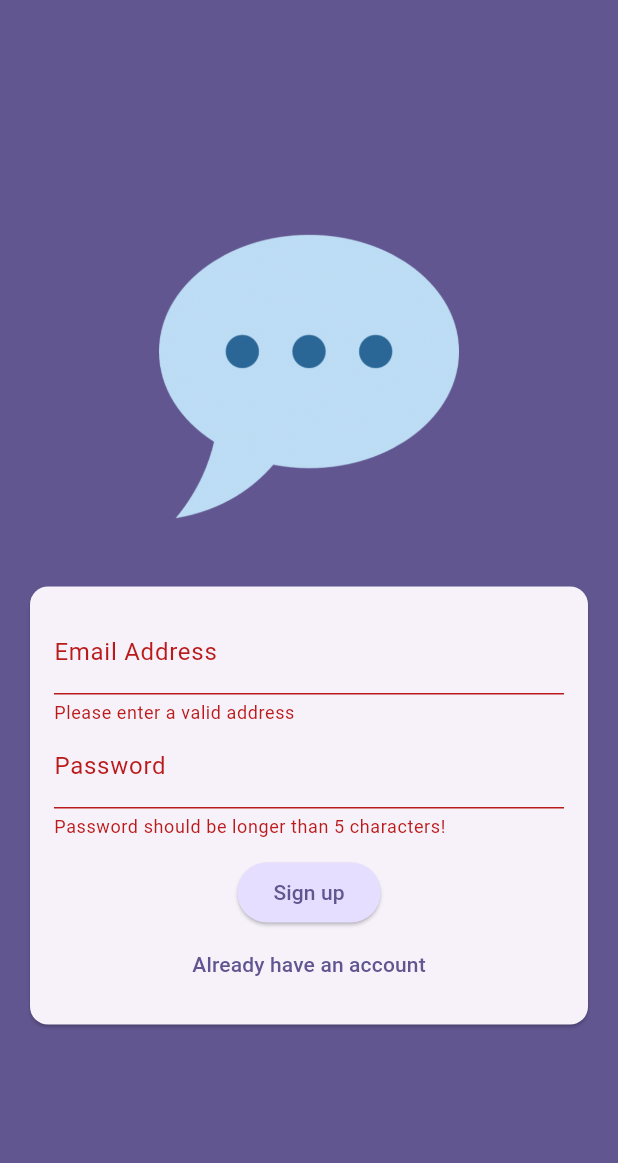
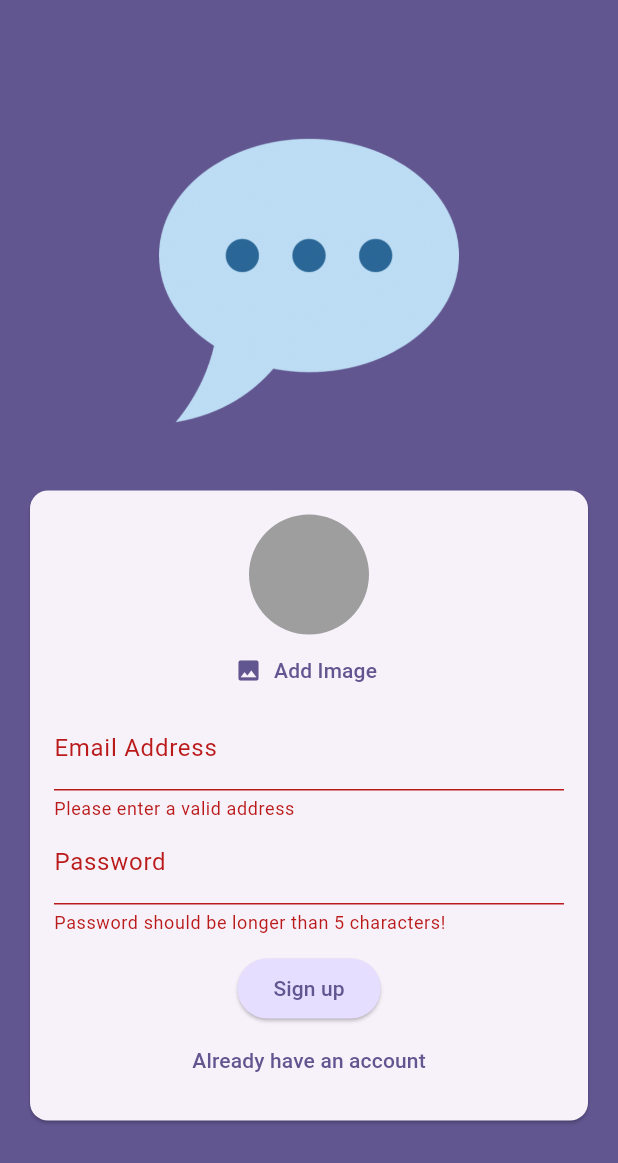
Before and after one commit to vetonmilaimi/flutter_chat_app, a Flutter app: the screen it shows after launch, after a tap on "Login", after a tap on "Create an account", on a phone screen of 412 x 824 dp. Shown: the top 1163 px of the screen. Run offline on Flutter 3.47's test engine with Material 3 defaults, Android fonts, the phone set to English and light mode, and no system bars; our stand-ins replace firebase_auth, firebase_core, firebase_storage, image_picker; accounts and stored records are empty.

Commit message:
Add upload user image on register screen

```diff
--- a/lib/screens/auth.dart
+++ b/lib/screens/auth.dart
@@ -1,3 +1,7 @@
+import 'dart:io';
+
+import 'package:chat_app/widgets/user_image_picker.dart';
+import 'package:firebase_storage/firebase_storage.dart';
 import 'package:flutter/material.dart';
 import 'package:firebase_auth/firebase_auth.dart';
 
@@ -18,17 +22,23 @@ class _AuthScreenState extends State<AuthScreen> {
   var _isLoginScreen = true;
   var _email = '';
   var _password = '';
+  File? _selectedImage;
+  var _isAuthenticating = false;
 
   void _onFormSubmit() async {
     final isValid = _formKey.currentState!.validate();
 
-    if (!isValid) {
+    if (!isValid || !_isLoginScreen && _selectedImage == null) {
+      // TODO: Show error message here
       return;
     }
 
     _formKey.currentState!.save();
 
     try {
+      setState(() {
+        _isAuthenticating = true;
+      });
       if (_isLoginScreen) {
         // log users in
         final userCredentials = await _firebase.signInWithEmailAndPassword(
@@ -36,6 +46,15 @@ class _AuthScreenState extends State<AuthScreen> {
       } else {
         final userCredentials = await _firebase.createUserWithEmailAndPassword(
             email: _email, password: _password);
+
+        final storageRef = FirebaseStorage.instance
+            .ref()
+            .child('user_images')
+            .child('${userCredentials.user!.uid}.jpg');
+
+        await storageRef.putFile(_selectedImage!);
+        final imageUrl = await storageRef.getDownloadURL();
+        print(imageUrl);
       }
     } on FirebaseAuthException catch (error) {
       if (error.code == 'email-already-in-use') {
@@ -51,6 +70,9 @@ class _AuthScreenState extends State<AuthScreen> {
           content: Text(error.message ?? 'Authentication Failed!'),
         ),
       );
+      setState(() {
+        _isAuthenticating = true;
+      });
     }
   }
 
@@ -83,6 +105,12 @@ class _AuthScreenState extends State<AuthScreen> {
                       child: Column(
                         mainAxisSize: MainAxisSize.min,
                         children: [
+                          if (!_isLoginScreen)
+                            UserImagePicker(
+                              onPickImage: (pickedImage) {
+                                _selectedImage = pickedImage;
+                              },
+                            ),
                           TextFormField(
                             decoration: const InputDecoration(
                               labelText: 'Email Address',
@@ -122,6 +150,9 @@ class _AuthScreenState extends State<AuthScreen> {
                             obscureText: true,
                           ),
                           const SizedBox(height: 12),
+                          if (_isAuthenticating)
+                            const CircularProgressIndicator(),
+                          if (!_isAuthenticating)
                             ElevatedButton(
                               onPressed: _onFormSubmit,
                               style: ElevatedButton.styleFrom(
@@ -131,6 +162,7 @@ class _AuthScreenState extends State<AuthScreen> {
                               ),
                               child: Text(_isLoginScreen ? 'Login' : "Sign up"),
                             ),
+                          if (!_isAuthenticating)
                             TextButton(
                               onPressed: () {
                                 setState(() {
--- /dev/null
+++ b/lib/widgets/user_image_picker.dart
@@ -0,0 +1,60 @@
+import 'dart:io';
+
+import 'package:flutter/material.dart';
+import 'package:image_picker/image_picker.dart';
+
+class UserImagePicker extends StatefulWidget {
+  const UserImagePicker({super.key, required this.onPickImage});
+
+  final void Function(File pickedImage) onPickImage;
+
+  @override
+  State<UserImagePicker> createState() {
+    return _UserImagePicker();
+  }
+}
+
+class _UserImagePicker extends State<UserImagePicker> {
+  File? _pickedImageFile;
+
+  void _pickImage() async {
+    final pickedImage = await ImagePicker().pickImage(
+      source: ImageSource.camera,
+      imageQuality: 50,
+      maxWidth: 150,
+    );
+
+    if (pickedImage == null) {
+      return;
+    }
+    setState(() {
+      _pickedImageFile = File(pickedImage.path);
+    });
+
+    widget.onPickImage(_pickedImageFile!);
+  }
+
+  @override
+  Widget build(BuildContext context) {
+    return Column(
+      children: [
+        CircleAvatar(
+          radius: 40,
+          backgroundColor: Colors.grey,
+          foregroundImage:
+              _pickedImageFile != null ? FileImage(_pickedImageFile!) : null,
+        ),
+        TextButton.icon(
+          onPressed: _pickImage,
+          icon: const Icon(Icons.image),
+          label: Text(
+            "Add Image",
+            style: TextStyle(
+              color: Theme.of(context).colorScheme.primary,
+            ),
+          ),
+        ),
+      ],
+    );
+  }
+}
--- a/pubspec.yaml
+++ b/pubspec.yaml
@@ -36,6 +36,8 @@ dependencies:
   cupertino_icons: ^1.0.2
   firebase_core: ^2.24.2
   firebase_auth: ^4.16.0
+  firebase_storage: ^11.6.0
+  image_picker: ^1.0.8
 
 dev_dependencies:
   flutter_test:
```
Also changed, not shown: pubspec.lock, 6 other files. Lines whose indentation alone changed are shown as unchanged.
